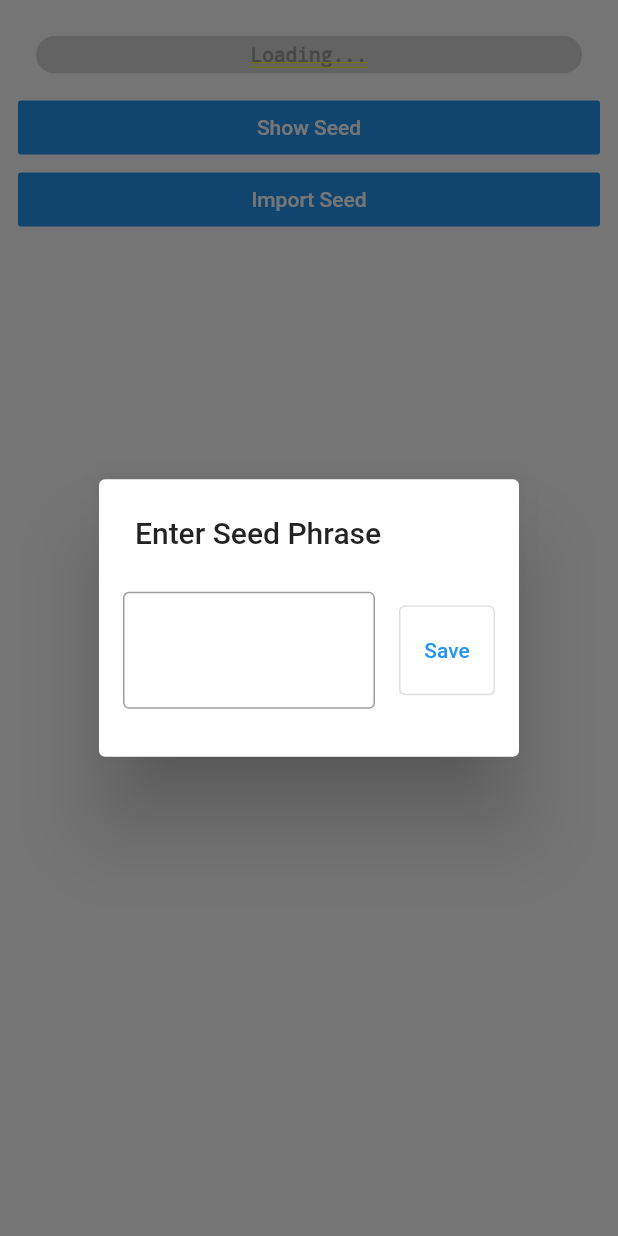
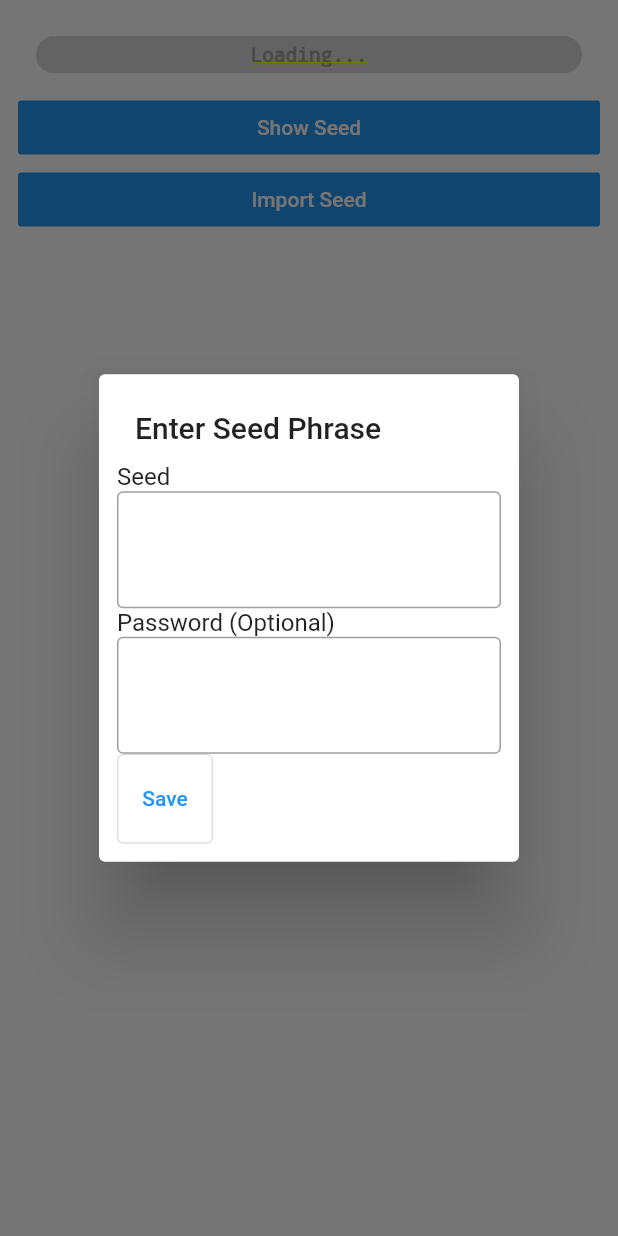
Before and after one commit to givelotus/lotus-vase, a Flutter app: the SettingsTab screen opened directly, after a tap on "Import Seed", on a phone screen of 412 x 824 dp. Run offline on Flutter 3.47's test engine with Material 2 defaults, Android fonts, the phone set to English and light mode, and no system bars; our stand-ins replace dartz, flutter_secure_storage, hex, pool, qr_flutter, sprintf; missing offline and left inert: buffer, pointycastle, qr_code_scanner, test, unorm_dart; accounts and stored records are empty; generated files the repository leaves out were written again.

Commit message:
Add support for password protected BIP39 seeds
Passwords don't particularly add any security to BIP39, but this commit
adds support for them because some users have used them in the past.
This change will enable them to import their seed and get at their
coins.

```diff
--- a/lib/tabs/settings.dart
+++ b/lib/tabs/settings.dart
@@ -16,9 +16,13 @@ class SettingsTab extends StatelessWidget {
     final showSeedTextController = TextEditingController(
       text: walletModel.seed,
     );
+    final showPasswordTextController = TextEditingController(
+      text: walletModel.password,
+    );
     final balanceNotifier = walletModel.balance;
 
     final newSeedController = TextEditingController();
+    final newPasswordController = TextEditingController();
 
     void showSeedDialog() {
       showDialog(
@@ -33,13 +37,12 @@ class SettingsTab extends StatelessWidget {
               builder: (context) => GestureDetector(
                 onTap: () {},
                 child: SimpleDialog(
+                  contentPadding: stdPadding,
                   title: const Text('Seed Phrase'),
                   children: <Widget>[
                     Row(
                       children: [
                         Expanded(
-                          child: Padding(
-                            padding: const EdgeInsets.all(16.0),
                           child: TextField(
                             maxLines: null,
                             minLines: 2,
@@ -50,12 +53,8 @@ class SettingsTab extends StatelessWidget {
                             ),
                           ),
                         ),
-                        ),
                         Container(
                           height: 60.0,
-                          padding: const EdgeInsets.only(
-                            right: 16.0,
-                          ),
                           child: OutlinedButton(
                             onPressed: () {
                               Clipboard.setData(
@@ -75,6 +74,17 @@ class SettingsTab extends StatelessWidget {
                         ),
                       ],
                     ),
+                    Expanded(
+                      child: TextField(
+                        maxLines: null,
+                        minLines: 2,
+                        controller: showPasswordTextController,
+                        readOnly: true,
+                        decoration: InputDecoration(
+                          border: OutlineInputBorder(),
+                        ),
+                      ),
+                    )
                   ],
                 ),
               ),
@@ -96,12 +106,13 @@ class SettingsTab extends StatelessWidget {
             body: Builder(
               builder: (context) => SimpleDialog(
                 title: const Text('Enter Seed Phrase'),
+                contentPadding: stdPadding,
                 children: <Widget>[
+                  Text('Seed'),
+                  Spacer(),
                   Row(
                     children: [
                       Expanded(
-                        child: Padding(
-                          padding: const EdgeInsets.all(16.0),
                         child: TextField(
                           maxLines: null,
                           minLines: 2,
@@ -112,17 +123,41 @@ class SettingsTab extends StatelessWidget {
                           ),
                         ),
                       ),
+                    ],
                   ),
+                  Spacer(),
+                  Text(
+                    'Password (Optional)',
+                  ),
+                  Spacer(),
+                  Row(
+                    children: [
+                      Expanded(
+                        child: TextField(
+                          maxLines: null,
+                          minLines: 2,
+                          controller: newPasswordController,
+                          readOnly: false,
+                          decoration: InputDecoration(
+                            border: OutlineInputBorder(),
+                          ),
+                        ),
+                      ),
+                    ],
+                  ),
+                  Spacer(),
+                  Row(
+                    children: [
                       Container(
                         height: 60.0,
-                        padding: const EdgeInsets.only(
-                          right: 16.0,
-                        ),
                         child: OutlinedButton(
                           onPressed: () {
                             final mnemonicGenerator = Mnemonic();
                             final enteredSeed =
                                 newSeedController.text.trim().toLowerCase();
+                            final enteredPassword =
+                                newPasswordController.text.trim().toLowerCase();
+
                             if (!mnemonicGenerator
                                 .validateMnemonic(enteredSeed)) {
                               Scaffold.of(context).showSnackBar(
@@ -134,14 +169,15 @@ class SettingsTab extends StatelessWidget {
                               return;
                             }
                             // This will regenerate everything
-                            walletModel.seed = enteredSeed;
+                            walletModel.setSeed(enteredSeed,
+                                password: enteredPassword);
                             Navigator.of(context).pop();
                           },
                           child: Text('Save'),
                         ),
                       ),
                     ],
-                  ),
+                  )
                 ],
               ),
             ),
--- a/lib/viewmodel.dart
+++ b/lib/viewmodel.dart
@@ -14,11 +14,13 @@ const SCHEMA_VERSION_KEY = 'schema_version';
 const CURRENT_SCHEMA_VERSION = '3';
 
 const STORAGE_SEED_KEY = 'seed';
+const STORAGE_PASSWORD_KEY = 'password';
 const STORAGE_XPUB_KEY = 'rootKey';
 
 /// Generate a fresh wallet.
-Future<Wallet> generateNewWallet(String seed, {network = network}) async {
-  final keys = await Keys.construct(seed);
+Future<Wallet> generateNewWallet(String seed,
+    {NetworkType network = network, String password = ''}) async {
+  final keys = await Keys.construct(seed, password);
   final electrumFactory = ElectrumFactory(electrumUrls);
 
   return Wallet(keys, electrumFactory, network: network);
@@ -28,6 +30,7 @@ class WalletModel with ChangeNotifier {
   Wallet _wallet;
   bool _initialized = false;
   String _seed = '';
+  String _password = '';
   // Internally use a ValueNotifier here, as we don't want the entire wallet
   // to refresh when this field is updated.
   // We should probably introduce a secondary model of some sort.
@@ -54,8 +57,20 @@ class WalletModel with ChangeNotifier {
         final seed = mnemonicGenerator.generateMnemonic();
         _seed = seed;
       }
+      try {
+        // try to recover from read errors. Maybe seed is still valid.
+        _password = await readPasswordFromDisk();
+        // ignore: empty_catches
+      } catch (err) {
+        // Don't care
+      }
+      if (_seed == null || _seed.isEmpty) {
+        final mnemonicGenerator = Mnemonic();
+        final seed = mnemonicGenerator.generateMnemonic();
+        _seed = seed;
+      }
       // Don't notify listeners. Initlaize will do that
-      _wallet = await generateNewWallet(_seed);
+      _wallet = await generateNewWallet(_seed, password: _password);
     }
     wallet.balanceUpdateHandler = (balance) => this.balance.value = balance;
     await wallet.initialize();
@@ -68,13 +83,15 @@ class WalletModel with ChangeNotifier {
   }
 
   String get seed => _seed;
+  String get password => _password;
 
-  set seed(String newValue) {
+  void setSeed(String newValue, {String password = ''}) {
     _seed = newValue;
+    _password = password;
     balance.value = null;
     _initialized = false;
     notifyListeners();
-    generateNewWallet(_seed).then((newWallet) {
+    generateNewWallet(_seed, password: _password).then((newWallet) {
       _wallet = newWallet;
       wallet.balanceUpdateHandler = (balance) => this.balance.value = balance;
       wallet.initialize();
@@ -144,6 +161,12 @@ class WalletModel with ChangeNotifier {
         value: seed,
       );
 
+      // Persist password
+      await _storage.write(
+        key: STORAGE_PASSWORD_KEY,
+        value: password,
+      );
+
       // Persist XPub
       await _storage.write(
         key: STORAGE_XPUB_KEY,
@@ -163,11 +186,19 @@ class WalletModel with ChangeNotifier {
     return _storage.read(key: STORAGE_SEED_KEY);
   }
 
+  Future<String> readPasswordFromDisk() async {
+    // TODO: Read metadata
+
+    // Read seed
+    return _storage.read(key: STORAGE_PASSWORD_KEY);
+  }
+
   Future<Keys> readKeysFromDisk() async {
     // TODO: Read metadata
 
     // Read seed
     _seed = await readSeedFromDisk();
+    _password = await readPasswordFromDisk();
 
     // Read root key to avoid regenerating from seed
     final xprivHex = await _storage.read(key: STORAGE_XPUB_KEY);
@@ -183,6 +214,6 @@ class WalletModel with ChangeNotifier {
       childKeyCount: defaultNumberOfChildKeys,
     );
 
-    return Keys(seed, rootKey, childKeys, network: network);
+    return Keys(seed, password, rootKey, childKeys, network: network);
   }
 }
--- a/lib/wallet/keys.dart
+++ b/lib/wallet/keys.dart
@@ -15,10 +15,11 @@ Uint8List calculateScriptHash(Address address) {
 }
 
 class KeyIsolateInput {
-  KeyIsolateInput(this.seed, this.sendPort,
+  KeyIsolateInput(this.seed, this.password, this.sendPort,
       {this.network = constants.network,
       this.childKeyCount = constants.defaultNumberOfChildKeys});
   String seed;
+  String password;
   SendPort sendPort;
   NetworkType network;
   int childKeyCount;
@@ -106,7 +107,7 @@ List<KeyInfo> constructChildKeys(
 // Construct a brand new set of keys from a seed over a worker. Processing a
 // seed to an HDPrivateKey is fairly time consuming, thus it is done this way.cas
 void _constructKeys(KeyIsolateInput input) {
-  final seedHex = Mnemonic().toSeedHex(input.seed);
+  final seedHex = Mnemonic().toSeedHex(input.seed, input.password);
   //TOOD: Why do we use HEX everywhere? This library needs to be fixed.
   final rootKey = HDPrivateKey.fromSeed(seedHex, input.network);
 
@@ -115,18 +116,19 @@ void _constructKeys(KeyIsolateInput input) {
       childKeyCount: input.childKeyCount,
       network: input.network);
 
-  input.sendPort
-      .send(Keys(input.seed, rootKey, childKeys, network: input.network));
+  input.sendPort.send(Keys(input.seed, input.password, rootKey, childKeys,
+      network: input.network));
 }
 
 class Keys {
   NetworkType network;
   HDPrivateKey rootKey;
   String seed;
+  String password;
   List<KeyInfo> keys;
   int totalKeys;
 
-  Keys(this.seed, this.rootKey, this.keys,
+  Keys(this.seed, this.password, this.rootKey, this.keys,
       {this.network = constants.network,
       this.totalKeys = constants.defaultNumberOfChildKeys});
 
@@ -137,7 +139,7 @@ class Keys {
     return keyInfo;
   }
 
-  static Future<Keys> construct(String seed) async {
+  static Future<Keys> construct(String seed, [String password = '']) async {
     final receivePort = ReceivePort();
 
     // Construct key completer
@@ -153,6 +155,7 @@ class Keys {
       _constructKeys,
       KeyIsolateInput(
         seed,
+        password,
         receivePort.sendPort,
       ),
     );
--- a/lib/wallet/wallet.dart
+++ b/lib/wallet/wallet.dart
@@ -273,8 +273,8 @@ class Wallet {
     return txnMetadata.transaction;
   }
 
-  Future<void> updateSeedPhrase(String newSeed) async {
-    keys = await Keys.construct(newSeed);
+  Future<void> updateSeedPhrase(String newSeed, [String password = '']) async {
+    keys = await Keys.construct(newSeed, password);
     await initialize();
   }
 }
```
Lines whose indentation alone changed are shown as unchanged.
